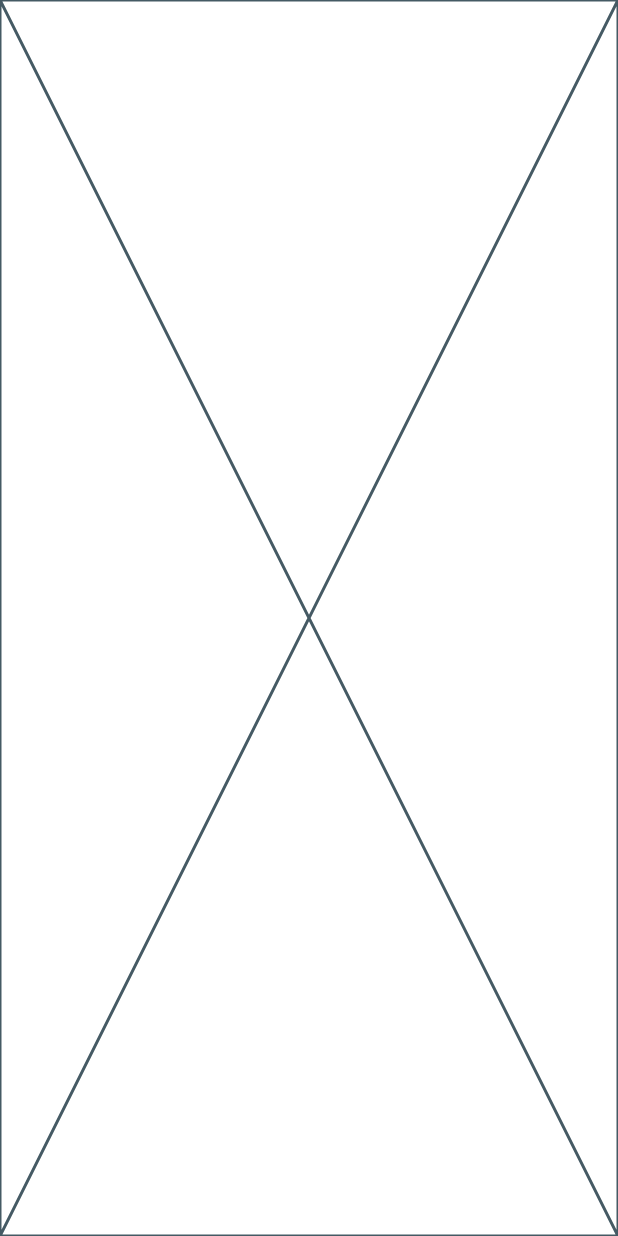
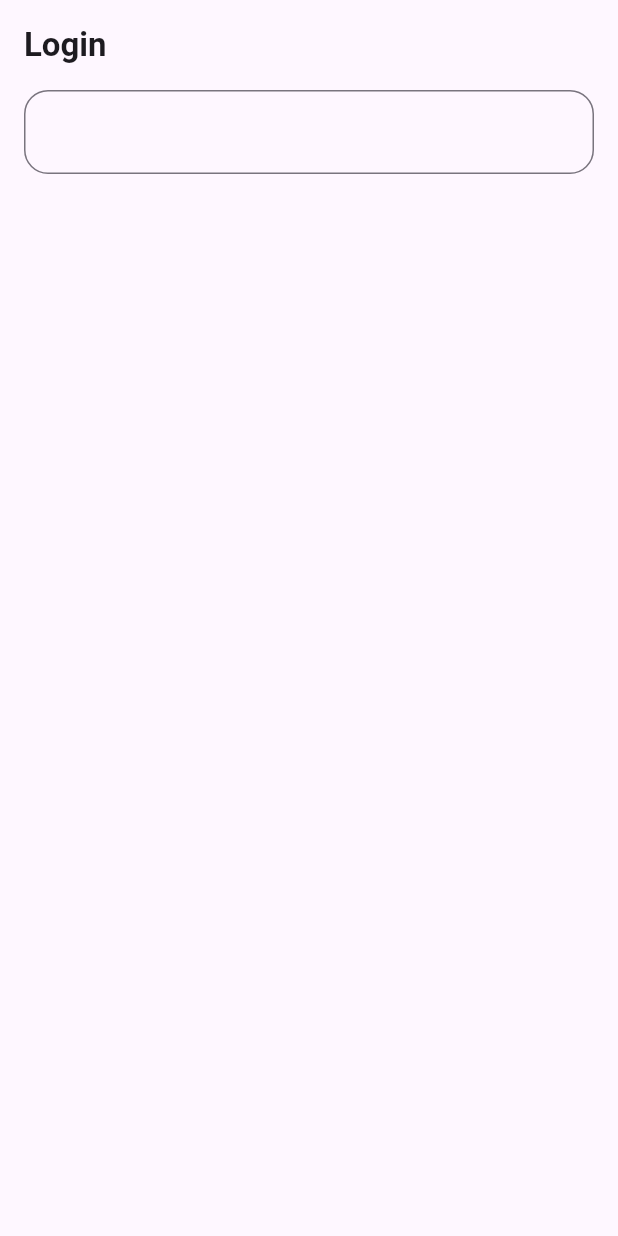
Before and after one commit to RKOrtega94/restaurant_waiter_app, a Flutter app: the screen it shows after launch, on a phone screen of 412 x 824 dp. Run offline on Flutter 3.47's test engine with Material 3 defaults, Android fonts, the phone set to English and light mode, and no system bars; our stand-ins replace hooks_riverpod.

Commit message:
Implement localization support and add authentication layout with login screen

````diff
--- /dev/null
+++ b/l10n.yaml
@@ -0,0 +1,6 @@
+arb-dir: lib/l10n
+template-arb-file: app_en.arb
+output-localization-file: app_localizations.dart
+output-class: AppLocalizations
+synthetic-package: false
+nullable-getter: false
--- a/lib/l10n/app_en.arb
+++ b/lib/l10n/app_en.arb
@@ -0,0 +1,14 @@
+{
+    "@@author": "RKOrtega",
+    "@@locale": "en",
+    "login": "Login",
+    "@login": {
+        "comment": "Login page",
+        "type": "text"
+    },
+    "appTitle": "Restaurant Waiter",
+    "@appTitle": {
+        "comment": "App title",
+        "type": "text"
+    }
+}
--- a/lib/l10n/app_es.arb
+++ b/lib/l10n/app_es.arb
@@ -0,0 +1,5 @@
+{
+    "@@locale": "es",
+    "login": "Iniciar sesión",
+    "appTitle": "Restaurante Camarero"
+}
--- /dev/null
+++ b/lib/l10n/app_localizations.dart
@@ -0,0 +1,141 @@
+import 'dart:async';
+
+import 'package:flutter/foundation.dart';
+import 'package:flutter/widgets.dart';
+import 'package:flutter_localizations/flutter_localizations.dart';
+import 'package:intl/intl.dart' as intl;
+
+import 'app_localizations_en.dart';
+import 'app_localizations_es.dart';
+
+// ignore_for_file: type=lint
+
+/// Callers can lookup localized strings with an instance of AppLocalizations
+/// returned by `AppLocalizations.of(context)`.
+///
+/// Applications need to include `AppLocalizations.delegate()` in their app's
+/// `localizationDelegates` list, and the locales they support in the app's
+/// `supportedLocales` list. For example:
+///
+/// ```dart
+/// import 'l10n/app_localizations.dart';
+///
+/// return MaterialApp(
+///   localizationsDelegates: AppLocalizations.localizationsDelegates,
+///   supportedLocales: AppLocalizations.supportedLocales,
+///   home: MyApplicationHome(),
+/// );
+/// ```
+///
+/// ## Update pubspec.yaml
+///
+/// Please make sure to update your pubspec.yaml to include the following
+/// packages:
+///
+/// ```yaml
+/// dependencies:
+///   # Internationalization support.
+///   flutter_localizations:
+///     sdk: flutter
+///   intl: any # Use the pinned version from flutter_localizations
+///
+///   # Rest of dependencies
+/// ```
+///
+/// ## iOS Applications
+///
+/// iOS applications define key application metadata, including supported
+/// locales, in an Info.plist file that is built into the application bundle.
+/// To configure the locales supported by your app, you’ll need to edit this
+/// file.
+///
+/// First, open your project’s ios/Runner.xcworkspace Xcode workspace file.
+/// Then, in the Project Navigator, open the Info.plist file under the Runner
+/// project’s Runner folder.
+///
+/// Next, select the Information Property List item, select Add Item from the
+/// Editor menu, then select Localizations from the pop-up menu.
+///
+/// Select and expand the newly-created Localizations item then, for each
+/// locale your application supports, add a new item and select the locale
+/// you wish to add from the pop-up menu in the Value field. This list should
+/// be consistent with the languages listed in the AppLocalizations.supportedLocales
+/// property.
+abstract class AppLocalizations {
+  AppLocalizations(String locale) : localeName = intl.Intl.canonicalizedLocale(locale.toString());
+
+  final String localeName;
+
+  static AppLocalizations of(BuildContext context) {
+    return Localizations.of<AppLocalizations>(context, AppLocalizations)!;
+  }
+
+  static const LocalizationsDelegate<AppLocalizations> delegate = _AppLocalizationsDelegate();
+
+  /// A list of this localizations delegate along with the default localizations
+  /// delegates.
+  ///
+  /// Returns a list of localizations delegates containing this delegate along with
+  /// GlobalMaterialLocalizations.delegate, GlobalCupertinoLocalizations.delegate,
+  /// and GlobalWidgetsLocalizations.delegate.
+  ///
+  /// Additional delegates can be added by appending to this list in
+  /// MaterialApp. This list does not have to be used at all if a custom list
+  /// of delegates is preferred or required.
+  static const List<LocalizationsDelegate<dynamic>> localizationsDelegates = <LocalizationsDelegate<dynamic>>[
+    delegate,
+    GlobalMaterialLocalizations.delegate,
+    GlobalCupertinoLocalizations.delegate,
+    GlobalWidgetsLocalizations.delegate,
+  ];
+
+  /// A list of this localizations delegate's supported locales.
+  static const List<Locale> supportedLocales = <Locale>[
+    Locale('en'),
+    Locale('es')
+  ];
+
+  /// No description provided for @login.
+  ///
+  /// In en, this message translates to:
+  /// **'Login'**
+  String get login;
+
+  /// No description provided for @appTitle.
+  ///
+  /// In en, this message translates to:
+  /// **'Restaurant Waiter'**
+  String get appTitle;
+}
+
+class _AppLocalizationsDelegate extends LocalizationsDelegate<AppLocalizations> {
+  const _AppLocalizationsDelegate();
+
+  @override
+  Future<AppLocalizations> load(Locale locale) {
+    return SynchronousFuture<AppLocalizations>(lookupAppLocalizations(locale));
+  }
+
+  @override
+  bool isSupported(Locale locale) => <String>['en', 'es'].contains(locale.languageCode);
+
+  @override
+  bool shouldReload(_AppLocalizationsDelegate old) => false;
+}
+
+AppLocalizations lookupAppLocalizations(Locale locale) {
+
+
+  // Lookup logic when only language code is specified.
+  switch (locale.languageCode) {
+    case 'en': return AppLocalizationsEn();
+    case 'es': return AppLocalizationsEs();
+  }
+
+  throw FlutterError(
+    'AppLocalizations.delegate failed to load unsupported locale "$locale". This is likely '
+    'an issue with the localizations generation tool. Please file an issue '
+    'on GitHub with a reproducible sample app and the gen-l10n configuration '
+    'that was used.'
+  );
+}
--- /dev/null
+++ b/lib/l10n/app_localizations_en.dart
@@ -0,0 +1,14 @@
+import 'app_localizations.dart';
+
+// ignore_for_file: type=lint
+
+/// The translations for English (`en`).
+class AppLocalizationsEn extends AppLocalizations {
+  AppLocalizationsEn([String locale = 'en']) : super(locale);
+
+  @override
+  String get login => 'Login';
+
+  @override
+  String get appTitle => 'Restaurant Waiter';
+}
--- /dev/null
+++ b/lib/l10n/app_localizations_es.dart
@@ -0,0 +1,14 @@
+import 'app_localizations.dart';
+
+// ignore_for_file: type=lint
+
+/// The translations for Spanish Castilian (`es`).
+class AppLocalizationsEs extends AppLocalizations {
+  AppLocalizationsEs([String locale = 'es']) : super(locale);
+
+  @override
+  String get login => 'Iniciar sesión';
+
+  @override
+  String get appTitle => 'Restaurante Camarero';
+}
--- a/lib/main.dart
+++ b/lib/main.dart
@@ -1,6 +1,11 @@
 import 'package:flutter/material.dart';
-import 'package:restaurant_waiter_app/src/core/app.dart';
+import 'package:hooks_riverpod/hooks_riverpod.dart';
+import 'package:restaurant_waiter_app/src/core/app/app.dart';
 
 void main() {
-  runApp(const App());
+  runApp(
+    const ProviderScope(
+      child: App(),
+    ),
+  );
 }
--- a/lib/src/core/app.dart
+++ /dev/null
@@ -1,17 +0,0 @@
-import 'package:flutter/material.dart';
-
-class App extends StatelessWidget {
-  const App({super.key});
-
-  @override
-  Widget build(BuildContext context) {
-    return MaterialApp(
-      title: 'Restaurant Waiter App',
-      debugShowCheckedModeBanner: false,
-      theme: ThemeData(
-        primarySwatch: Colors.blue,
-      ),
-      home: const Placeholder(),
-    );
-  }
-}
--- /dev/null
+++ b/lib/src/core/app/app.dart
@@ -0,0 +1,24 @@
+import 'package:flutter/material.dart';
+import 'package:restaurant_waiter_app/l10n/app_localizations.dart';
+import 'package:restaurant_waiter_app/src/core/app/app_router.dart';
+import 'package:restaurant_waiter_app/src/core/app/theme.dart';
+
+class App extends StatelessWidget {
+  const App({super.key});
+
+  @override
+  Widget build(BuildContext context) {
+    return MaterialApp(
+      onGenerateTitle: (context) => AppLocalizations.of(context).appTitle,
+      debugShowCheckedModeBanner: false,
+      localizationsDelegates: AppLocalizations.localizationsDelegates,
+      supportedLocales: AppLocalizations.supportedLocales,
+      locale: AppLocalizations.supportedLocales.first,
+      routes: AppRouter.routes,
+      initialRoute: AppRouter.login,
+      themeMode: ThemeMode.system,
+      theme: lightTheme(),
+      darkTheme: darkTheme(),
+    );
+  }
+}
--- /dev/null
+++ b/lib/src/core/app/app_router.dart
@@ -0,0 +1,13 @@
+import 'package:flutter/widgets.dart';
+import 'package:restaurant_waiter_app/src/features/auth/presentation/screens/login_screen.dart';
+
+/// App Router
+///
+/// This class is responsible for managing the app routes.
+class AppRouter {
+  static const String login = LoginScreen.route;
+
+  static Map<String, Widget Function(BuildContext)> routes = {
+    login: (_) => const LoginScreen(),
+  };
+}
--- /dev/null
+++ b/lib/src/core/app/theme.dart
@@ -0,0 +1,16 @@
+import 'package:flutter/material.dart';
+
+/// Light Theme
+ThemeData lightTheme() => ThemeData(
+      inputDecorationTheme: InputDecorationTheme(
+        border: OutlineInputBorder(
+          borderRadius: BorderRadius.circular(16),
+          borderSide: const BorderSide(
+            color: Colors.grey,
+          ),
+        ),
+      ),
+    );
+
+/// Dark Theme
+ThemeData darkTheme() => ThemeData.dark();
--- /dev/null
+++ b/lib/src/core/constants/app_sizes.dart
@@ -0,0 +1,3 @@
+class AppSizes {
+  static const double inputRadius = 10.0;
+}
--- /dev/null
+++ b/lib/src/features/auth/presentation/screens/login_screen.dart
@@ -0,0 +1,32 @@
+import 'package:flutter/material.dart';
+import 'package:restaurant_waiter_app/l10n/app_localizations.dart';
+import 'package:restaurant_waiter_app/src/shared/layout/auth/auth_layout.dart';
+import 'package:restaurant_waiter_app/src/shared/widgets/fields/app_text_field.dart';
+
+class LoginScreen extends StatelessWidget {
+  static const String route = '/login';
+  const LoginScreen({
+    super.key,
+  });
+
+  @override
+  Widget build(BuildContext context) {
+    return AuthLayout(
+      child: SingleChildScrollView(
+        child: Column(
+          spacing: 16,
+          crossAxisAlignment: CrossAxisAlignment.start,
+          children: [
+            Text(
+              AppLocalizations.of(context).login,
+              style: Theme.of(context).textTheme.titleLarge?.copyWith(
+                    fontWeight: FontWeight.bold,
+                  ),
+            ),
+            AppTextField(),
+          ],
+        ),
+      ),
+    );
+  }
+}
--- /dev/null
+++ b/lib/src/shared/layout/auth/auth_layout.dart
@@ -0,0 +1,41 @@
+import 'package:flutter/material.dart';
+
+/// Auth Layout
+///
+/// This layout is used for the authentication screens.
+class AuthLayout extends StatelessWidget {
+  const AuthLayout({required this.child, super.key});
+
+  final Widget child;
+
+  @override
+  Widget build(BuildContext context) {
+    return Scaffold(
+      extendBody: true,
+      body: Center(
+        child: Container(
+          padding: const EdgeInsets.all(16),
+          width: MediaQuery.sizeOf(context).width > 600
+              ? 600
+              : MediaQuery.sizeOf(context).width,
+          height: MediaQuery.sizeOf(context).width > 600
+              ? null
+              : MediaQuery.sizeOf(context).height,
+          decoration: BoxDecoration(
+            color: Theme.of(context).cardColor,
+            borderRadius: BorderRadius.circular(16),
+            boxShadow: [
+              if (MediaQuery.sizeOf(context).width > 600)
+                BoxShadow(
+                  color: Theme.of(context).shadowColor.withAlpha(150),
+                  blurRadius: 16,
+                  offset: const Offset(0, 4),
+                ),
+            ],
+          ),
+          child: child,
+        ),
+      ),
+    );
+  }
+}
--- /dev/null
+++ b/lib/src/shared/widgets/fields/app_text_field.dart
@@ -0,0 +1,10 @@
+import 'package:flutter/material.dart';
+
+class AppTextField extends StatelessWidget {
+  const AppTextField({super.key});
+
+  @override
+  Widget build(BuildContext context) {
+    return TextFormField();
+  }
+}
````
Also changed, not shown: pubspec.yaml (+5 -73 lines), pubspec.lock.
